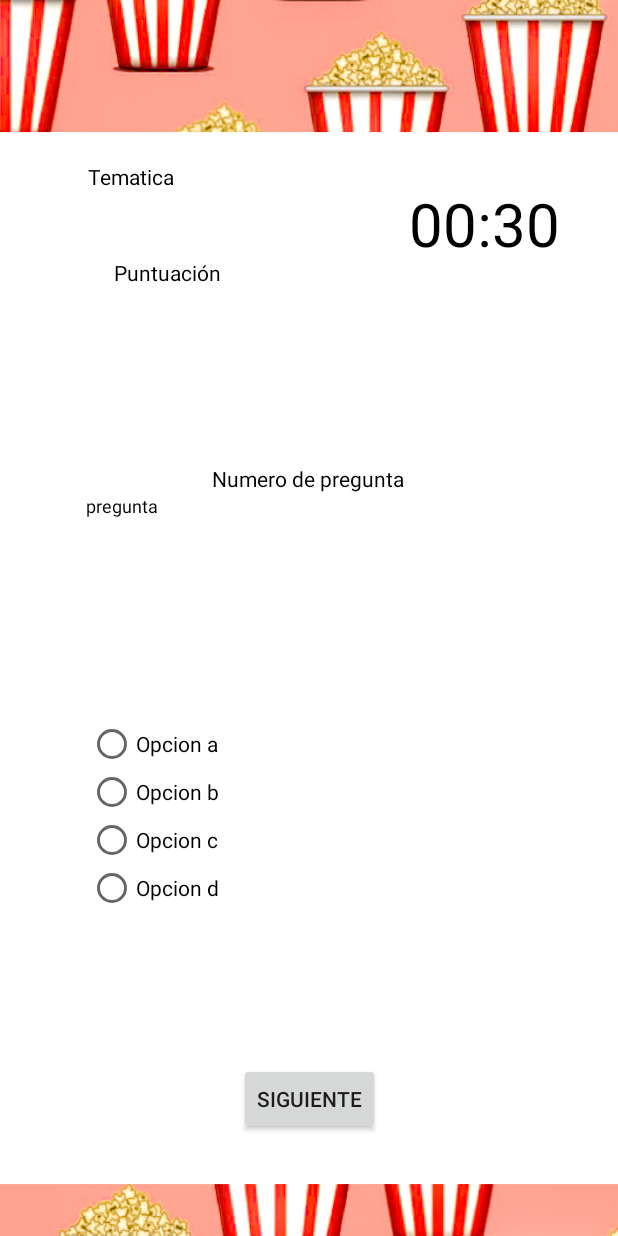
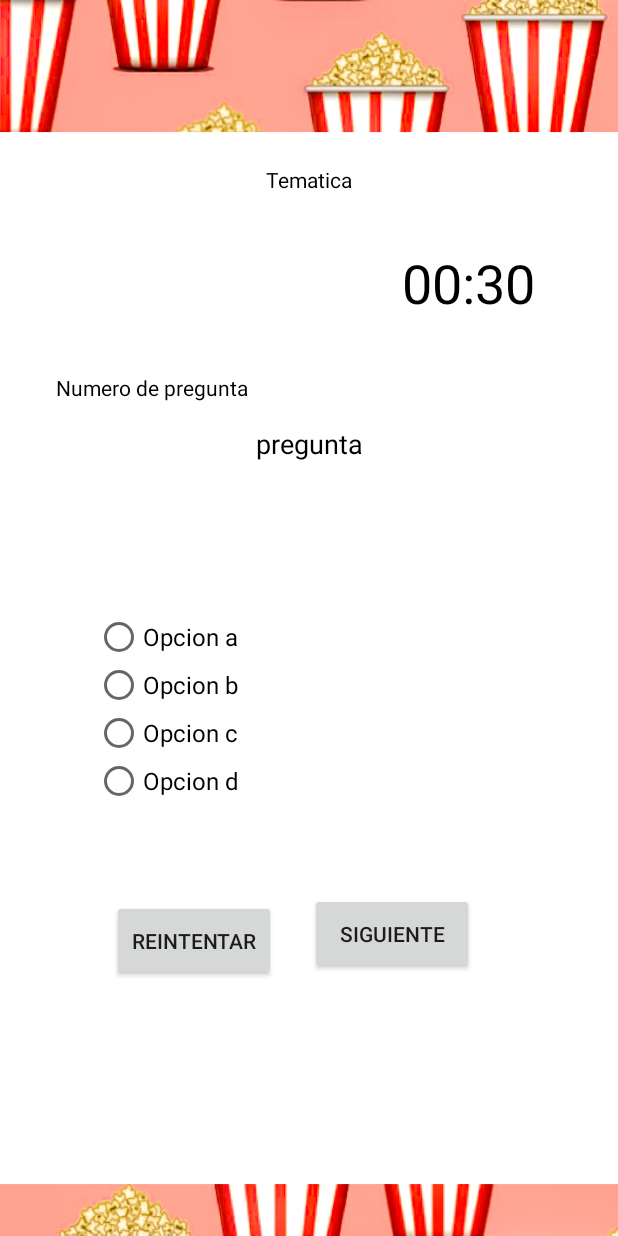
Before and after one commit to lucia2cv/LabMoviles, an Android app: the layout activity_quiz.xml on its own in the app's theme, with its tools: preview values and no code run, on a phone screen of 412 x 824 dp. Run offline under Robolectric (Android 15) with nearby library versions, the phone set to English and light mode, and no system bars; network calls fail.

Commit message:
Diseño actualizado

```diff
--- a/app/src/main/java/com/example/trivialix/Preguntas.java
+++ b/app/src/main/java/com/example/trivialix/Preguntas.java
@@ -3,14 +3,8 @@ import android.os.Parcel;
 import android.os.Parcelable;
 
 public class Preguntas implements Parcelable {
-    private int idPregunta;
-    private String enunciado;
-    private String imagen;
-    private String audio;
-    private String opcionA,opcionB,opcionC,opcionD;
-    private String opcionCorrecta;
-    private int tieneImagenOAudio;
-    private int id_tema;
+    private int idPregunta, tieneImagenOAudio, id_tema;
+    private String enunciado, imagen, audio, opcionA,opcionB,opcionC,opcionD, opcionCorrecta;
 
     public Preguntas(int idPregunta, String enunciado, String imagen, String audio, String opcionA, String opcionB, String opcionC, String opcionD, String opcionCorrecta, int tieneImagenOAudio, int id_tema) {
         this.idPregunta = idPregunta;
--- a/app/src/main/java/com/example/trivialix/QuizActivity.java
+++ b/app/src/main/java/com/example/trivialix/QuizActivity.java
@@ -26,6 +26,7 @@ public class QuizActivity extends AppCompatActivity {
     private List<Preguntas> listaDePreguntas;
     private ColorStateList colors;
     private int preguntasContestadas, preguntasTotales, puntuacion;
+    private static final int MAX_PREGUNTAS = 10;
     private Preguntas preguntaActual;
     private String comodin;
     private boolean respondido;
@@ -97,7 +98,7 @@ public class QuizActivity extends AppCompatActivity {
         rb4.setTextColor(colors);
         radioGroup.clearCheck();
 
-        if(preguntasContestadas<preguntasTotales){
+        if(preguntasContestadas<MAX_PREGUNTAS){
             preguntaActual=listaDePreguntas.get(preguntasContestadas);
             textEnunciado.setText(preguntaActual.getEnunciado());
             rb1.setText(preguntaActual.getOpcionA());
@@ -106,7 +107,7 @@ public class QuizActivity extends AppCompatActivity {
             rb4.setText(preguntaActual.getOpcionD());
 
             preguntasContestadas++;
-            textContadorPreguntas.setText("Preguntas: "+preguntasContestadas+"/"+preguntasTotales);
+            textContadorPreguntas.setText("Preguntas: "+preguntasContestadas+"/"+MAX_PREGUNTAS);
             respondido=false;
             next.setText("Siguiente");
         }else{
@@ -154,7 +155,7 @@ public class QuizActivity extends AppCompatActivity {
                 rb4.setTextColor(Color.GREEN);
                 break;
         }
-        if(preguntasContestadas<preguntasTotales){
+        if(preguntasContestadas<MAX_PREGUNTAS){
             next.setText("Siguiente");
         }else{
             next.setText("Rendirte");
--- a/app/src/main/res/layout/activity_quiz.xml
+++ b/app/src/main/res/layout/activity_quiz.xml
@@ -12,35 +12,35 @@
 
     <TextView
         android:id="@+id/puntuacion"
-        android:layout_width="wrap_content"
-        android:layout_height="wrap_content"
-        android:text="@string/puntuaci_n"
+        android:layout_width="212dp"
+        android:layout_height="31dp"
         android:textColor="@android:color/black"
+        android:textSize="18sp"
         app:layout_constraintBottom_toBottomOf="parent"
-        app:layout_constraintEnd_toEndOf="parent"
-        app:layout_constraintHorizontal_bias="0.194"
+        app:layout_constraintEnd_toStartOf="@+id/tiempo"
+        app:layout_constraintHorizontal_bias="0.563"
         app:layout_constraintStart_toStartOf="parent"
-        app:layout_constraintTop_toTopOf="parent"
-        app:layout_constraintVertical_bias="0.202" />
+        app:layout_constraintTop_toBottomOf="@+id/tematicaElegida"
+        app:layout_constraintVertical_bias="0.034" />
 
     <TextView
         android:id="@+id/numeroPregunta"
-        android:layout_width="wrap_content"
-        android:layout_height="wrap_content"
+        android:layout_width="337dp"
+        android:layout_height="26dp"
         android:text="@string/numero_de_pregunta"
         android:textColor="@android:color/black"
         app:layout_constraintBottom_toTopOf="@+id/pregunta"
         app:layout_constraintEnd_toEndOf="parent"
-        app:layout_constraintHorizontal_bias="0.498"
         app:layout_constraintStart_toStartOf="parent"
         app:layout_constraintTop_toTopOf="parent"
-        app:layout_constraintVertical_bias="1.0" />
+        app:layout_constraintVertical_bias="0.965" />
 
     <TextView
         android:id="@+id/tematicaElegida"
-        android:layout_width="106dp"
-        android:layout_height="46dp"
+        android:layout_width="377dp"
+        android:layout_height="27dp"
         android:freezesText="true"
+        android:gravity="center_horizontal"
         android:text="@string/tematica"
         android:textColor="@android:color/black"
         app:layout_constraintBottom_toBottomOf="parent"
@@ -56,21 +56,20 @@
         android:layout_height="wrap_content"
         android:text="@string/_00_30"
         android:textColor="@android:color/black"
-        android:textSize="40sp"
+        android:textSize="36sp"
         app:layout_constraintBottom_toBottomOf="parent"
         app:layout_constraintEnd_toEndOf="parent"
-        app:layout_constraintHorizontal_bias="0.919"
+        app:layout_constraintHorizontal_bias="0.865"
         app:layout_constraintStart_toStartOf="parent"
         app:layout_constraintTop_toTopOf="parent"
-        app:layout_constraintVertical_bias="0.144" />
+        app:layout_constraintVertical_bias="0.199" />
 
     <RadioGroup
         android:id="@+id/radioGroup"
         android:layout_width="285dp"
         android:layout_height="178dp"
-        android:layout_marginTop="32dp"
+        android:layout_marginTop="8dp"
         app:layout_constraintEnd_toEndOf="parent"
-        app:layout_constraintHorizontal_bias="0.452"
         app:layout_constraintStart_toStartOf="parent"
         app:layout_constraintTop_toBottomOf="@+id/pregunta">
 
@@ -78,49 +77,70 @@
             android:id="@+id/opciona"
             android:layout_width="match_parent"
             android:layout_height="wrap_content"
-            android:text="@string/opcion_a" />
+            android:text="@string/opcion_a"
+            android:textSize="16sp" />
 
         <RadioButton
             android:id="@+id/opcionb"
             android:layout_width="match_parent"
             android:layout_height="wrap_content"
-            android:text="@string/opcion_b" />
+            android:text="@string/opcion_b"
+            android:textSize="16sp" />
 
         <RadioButton
             android:id="@+id/opcionc"
             android:layout_width="match_parent"
             android:layout_height="wrap_content"
-            android:text="@string/opcion_c" />
+            android:text="@string/opcion_c"
+            android:textSize="16sp" />
 
         <RadioButton
             android:id="@+id/opciond"
             android:layout_width="match_parent"
             android:layout_height="wrap_content"
-            android:text="@string/opcion_d" />
+            android:text="@string/opcion_d"
+            android:textSize="16sp" />
 
     </RadioGroup>
 
-    <Button
-        android:id="@+id/siguiente"
-        android:layout_width="wrap_content"
-        android:layout_height="wrap_content"
-        android:text="@string/siguiente"
+    <TextView
+        android:id="@+id/pregunta"
+        android:layout_width="329dp"
+        android:layout_height="117dp"
+        android:gravity="center_horizontal"
+        android:text="@string/pregunta"
+        android:textColor="@android:color/black"
+        android:textSize="18sp"
         app:layout_constraintBottom_toBottomOf="parent"
         app:layout_constraintEnd_toEndOf="parent"
         app:layout_constraintStart_toStartOf="parent"
+        app:layout_constraintTop_toBottomOf="@+id/tematicaElegida"
+        app:layout_constraintVertical_bias="0.264" />
+
+    <Button
+        android:id="@+id/reintentar"
+        android:layout_width="109dp"
+        android:layout_height="54dp"
+        android:text="@string/reintentar"
+        android:textSize="14sp"
+        app:layout_constraintBottom_toBottomOf="parent"
+        app:layout_constraintEnd_toStartOf="@+id/siguiente"
+        app:layout_constraintHorizontal_bias="0.721"
+        app:layout_constraintStart_toStartOf="parent"
         app:layout_constraintTop_toBottomOf="@+id/radioGroup"
-        app:layout_constraintVertical_bias="0.494" />
+        app:layout_constraintVertical_bias="0.078" />
 
-    <TextView
-        android:id="@+id/pregunta"
-        android:layout_width="298dp"
-        android:layout_height="119dp"
-        android:layout_marginBottom="360dp"
-        android:text="@string/pregunta"
-        android:textColor="@android:color/black"
-        android:textSize="12sp"
+    <Button
+        android:id="@+id/siguiente"
+        android:layout_width="109dp"
+        android:layout_height="54dp"
+        android:layout_marginEnd="80dp"
+        android:layout_marginRight="80dp"
+        android:text="@string/siguiente"
+        android:textSize="14sp"
         app:layout_constraintBottom_toBottomOf="parent"
         app:layout_constraintEnd_toEndOf="parent"
-        app:layout_constraintStart_toStartOf="parent" />
+        app:layout_constraintTop_toBottomOf="@+id/radioGroup"
+        app:layout_constraintVertical_bias="0.052" />
 
 </android.support.constraint.ConstraintLayout>
```
